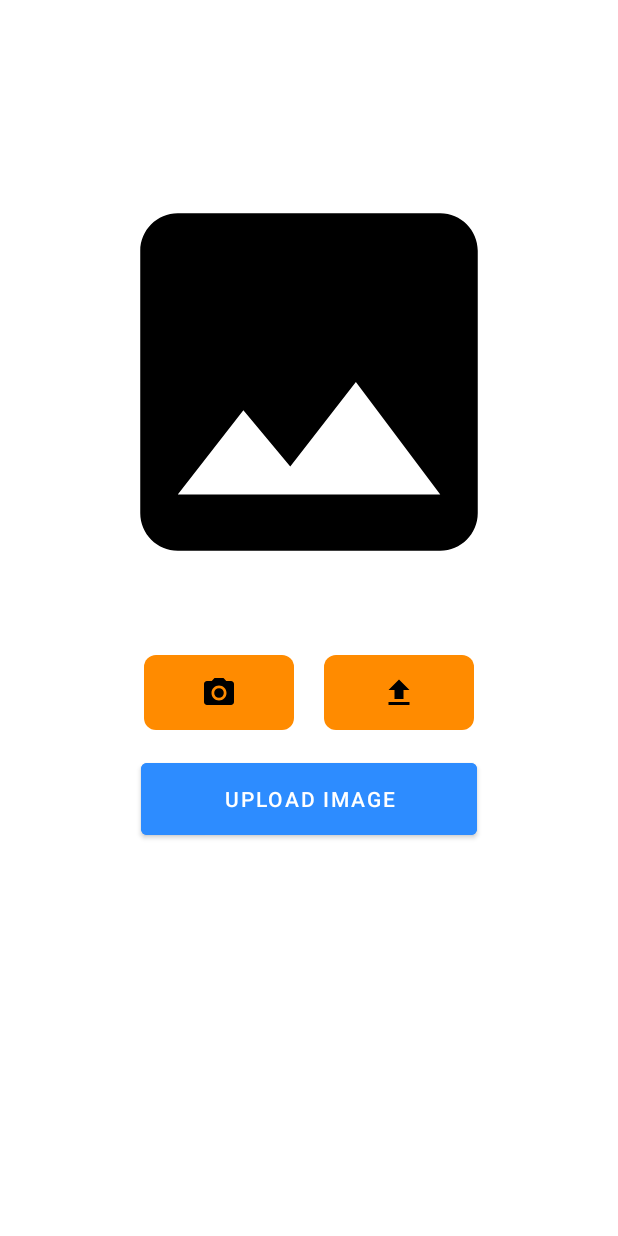
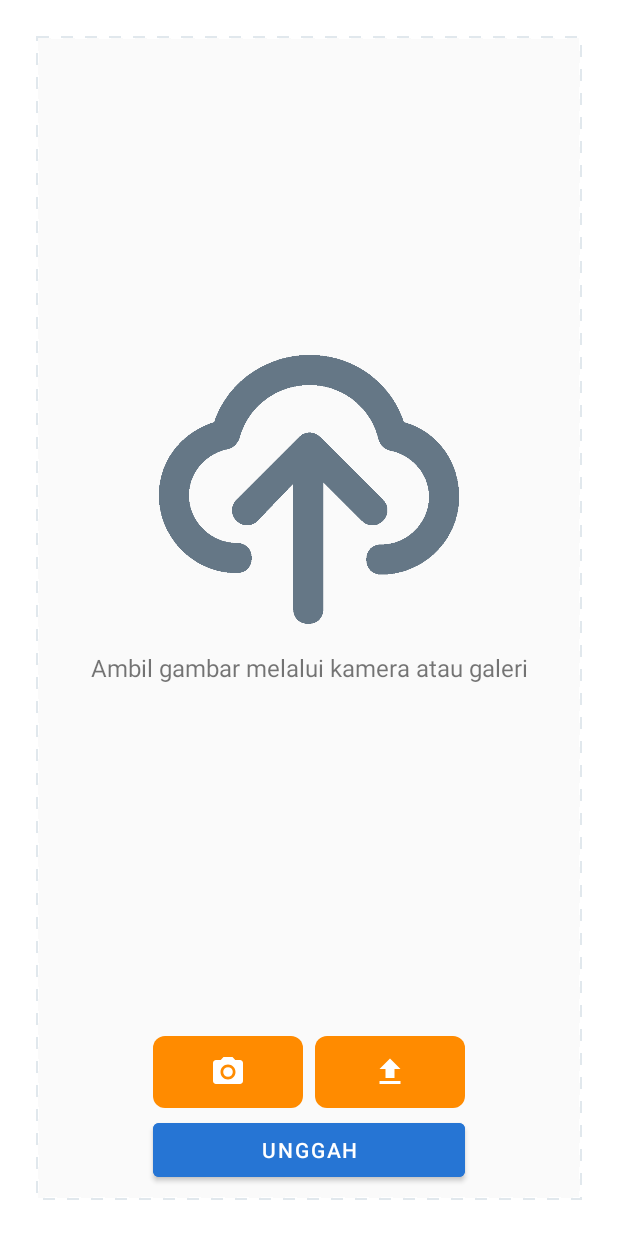
Before and after one commit to travens-id/bangkit-mobile-development, an Android app built with Jetpack Compose: the UploadImageActivity screen opened directly, with no data from a screen before it, on a phone screen of 412 x 824 dp. Run offline under Robolectric (Android 15) with nearby library versions, the phone set to English and light mode, and no system bars; pictures from the network do not load.

Commit message:
fix: redesign upload image, change copywriting to Indonesian

```diff
--- a/app/src/main/java/com/bangkit/travens/presentation/ui/fragment/PlaygroundFragment.kt
+++ b/app/src/main/java/com/bangkit/travens/presentation/ui/fragment/PlaygroundFragment.kt
@@ -50,7 +50,7 @@ fun PlaygroundFragment() {
             ) {
                 Spacer(modifier = Modifier.padding(16.dp))
                 Text(
-                    text = "LANDMARK DETECTION",
+                    text = "DETEKSI LANDMARK",
                     fontWeight = FontWeight.Bold,
                     textAlign = TextAlign.Center,
                     fontSize = 18.sp
@@ -58,7 +58,7 @@ fun PlaygroundFragment() {
                 Spacer(modifier = Modifier.padding(16.dp))
                 Text(
                     modifier = Modifier.padding(horizontal = 48.dp),
-                    text = "Pick a picture from your gallery or take a photo directly from camera, get the detail and several information about that landmark",
+                    text = "Ambil gambar melalui kamera atau galeri, unggah dan dapatkan hasil mengenai objek yang tertera pada gambar",
                     textAlign = TextAlign.Center,
                     fontSize = 14.sp,
                     color = Link
@@ -70,7 +70,7 @@ fun PlaygroundFragment() {
                     },
                     colors = ButtonDefaults.buttonColors(Primary60)
                 ) {
-                    Text(text = "GET STARTED", color = Color.White)
+                    Text(text = "MULAI", color = Color.White)
 
                 }
                 Spacer(modifier = Modifier.padding(64.dp))
--- a/app/src/main/java/com/bangkit/travens/presentation/ui/upload/UploadImageActivity.kt
+++ b/app/src/main/java/com/bangkit/travens/presentation/ui/upload/UploadImageActivity.kt
@@ -8,6 +8,7 @@ import android.graphics.BitmapFactory
 import android.net.Uri
 import android.os.Bundle
 import android.provider.MediaStore
+import android.view.View
 import android.widget.Toast
 import androidx.activity.result.contract.ActivityResultContracts
 import androidx.appcompat.app.AppCompatActivity
@@ -95,6 +96,8 @@ class UploadImageActivity : AppCompatActivity() {
             getFile = myFile
 
             binding.uploadImg.setImageURI(selectedImg)
+            binding.placeholderImg.visibility = View.GONE
+            binding.uploadImg.visibility = View.VISIBLE
         }
     }
 
@@ -123,6 +126,8 @@ class UploadImageActivity : AppCompatActivity() {
 
             val result = BitmapFactory.decodeFile(getFile?.path)
             binding.uploadImg.setImageBitmap(result)
+            binding.placeholderImg.visibility = View.GONE
+            binding.uploadImg.visibility = View.VISIBLE
         }
     }
 
--- /dev/null
+++ b/app/src/main/res/drawable/dashed_line.xml
@@ -0,0 +1,12 @@
+<?xml version="1.0" encoding="utf-8"?>
+<layer-list xmlns:android="http://schemas.android.com/apk/res/android">
+    <item>
+        <shape android:shape="rectangle">
+            <stroke
+                android:color="#FFE1E8ED"
+                android:dashWidth="8dp"
+                android:dashGap="8dp"
+                android:width="1dp"/>
+        </shape>
+    </item>
+</layer-list>
--- a/app/src/main/res/layout/activity_destination_detail.xml
+++ b/app/src/main/res/layout/activity_destination_detail.xml
@@ -188,7 +188,7 @@
                     android:layout_height="wrap_content"
                     android:layout_marginTop="8dp"
                     android:paddingBottom="8dp"
-                    android:text="@string/description"
+                    android:text="@string/deskripsi"
                     android:textAlignment="center"
                     android:textAllCaps="true"
                     android:textSize="14sp"
--- a/app/src/main/res/layout/activity_detection_result.xml
+++ b/app/src/main/res/layout/activity_detection_result.xml
@@ -24,7 +24,7 @@
         android:layout_width="wrap_content"
         android:layout_height="wrap_content"
         android:layout_marginTop="12dp"
-        android:text="@string/the_object_is"
+        android:text="@string/objek_terdeteksi_adalah"
         app:layout_constraintEnd_toEndOf="parent"
         app:layout_constraintStart_toStartOf="parent"
         app:layout_constraintTop_toBottomOf="@+id/objectImg" />
@@ -49,7 +49,7 @@
         android:layout_height="50dp"
         android:layout_marginTop="8dp"
         android:backgroundTint="@color/primary_60"
-        android:text="@string/see_detail"
+        android:text="@string/lihat_detail"
         app:layout_constraintEnd_toEndOf="parent"
         app:layout_constraintStart_toStartOf="parent"
         app:layout_constraintTop_toBottomOf="@+id/destinationName" />
--- a/app/src/main/res/layout/activity_upload_image.xml
+++ b/app/src/main/res/layout/activity_upload_image.xml
@@ -6,54 +6,114 @@
     android:layout_height="match_parent"
     tools:context=".presentation.ui.upload.UploadImageActivity">
 
+    <androidx.constraintlayout.widget.ConstraintLayout
+        android:layout_width="match_parent"
+        android:layout_height="match_parent"
+        android:layout_margin="24dp"
+        android:background="@drawable/dashed_line"
+        app:layout_constraintTop_toTopOf="parent"
+        app:layout_constraintStart_toStartOf="parent"
+        app:layout_constraintEnd_toEndOf="parent"
+        app:layout_constraintBottom_toBottomOf="parent">
+
+        <androidx.constraintlayout.widget.ConstraintLayout
+            android:layout_width="match_parent"
+            android:layout_height="match_parent"
+            android:layout_margin="1dp"
+            android:background="@drawable/dashed_line"
+            android:backgroundTint="@color/grey"
+            app:layout_constraintTop_toTopOf="parent"
+            app:layout_constraintStart_toStartOf="parent"
+            app:layout_constraintEnd_toEndOf="parent"
+            app:layout_constraintBottom_toBottomOf="parent">
+
             <ImageView
-        android:id="@+id/uploadImg"
-        android:layout_width="300dp"
-        android:layout_height="300dp"
-        android:src="@drawable/ic_placeholder"
+                android:id="@+id/placeholderImg"
+                android:layout_width="200dp"
+                android:layout_height="200dp"
+                android:scaleType="centerInside"
+                android:src="@drawable/ic_upload_cloud"
                 app:layout_constraintBottom_toBottomOf="parent"
                 app:layout_constraintEnd_toEndOf="parent"
                 app:layout_constraintHorizontal_bias="0.5"
                 app:layout_constraintStart_toStartOf="parent"
                 app:layout_constraintTop_toTopOf="parent"
-        app:layout_constraintVertical_bias="0.2"
-        android:contentDescription="@string/preview_for_image_to_upload"/>
+                app:layout_constraintVertical_bias="0.35"
+                android:contentDescription="@string/preview_for_image_to_upload"
+                app:tint="@color/link" />
+
+            <TextView
+                android:layout_width="match_parent"
+                android:layout_height="wrap_content"
+                android:layout_marginTop="8dp"
+                android:gravity="center"
+                android:text="@string/ambil_gambar_melalui_kamera_atau_galeri"
+                android:textAlignment="center"
+                android:textSize="16sp"
+                app:layout_constraintEnd_toEndOf="parent"
+                app:layout_constraintStart_toStartOf="parent"
+                app:layout_constraintTop_toBottomOf="@+id/placeholderImg" />
+
+            <ImageView
+                android:id="@+id/uploadImg"
+                android:layout_width="match_parent"
+                android:layout_height="550dp"
+                android:layout_marginStart="8dp"
+                android:layout_marginTop="16dp"
+                android:layout_marginEnd="8dp"
+                android:layout_marginBottom="16dp"
+                android:paddingTop="8dp"
+                android:paddingBottom="8dp"
+                android:contentDescription="@string/preview_for_image_to_upload"
+                android:scaleType="centerCrop"
+                android:src="@drawable/ic_upload_cloud"
+                android:visibility="invisible"
+                app:layout_constraintBottom_toTopOf="@+id/cameraBtn"
+                app:layout_constraintEnd_toEndOf="parent"
+                app:layout_constraintHorizontal_bias="0.5"
+                app:layout_constraintStart_toStartOf="parent"
+                app:layout_constraintTop_toTopOf="parent" />
 
             <ImageButton
                 android:id="@+id/cameraBtn"
                 android:layout_width="100dp"
-        android:layout_height="50dp"
-        android:layout_marginStart="40dp"
-        android:layout_marginTop="32dp"
-        android:src="@drawable/ic_camera"
+                android:layout_height="48dp"
+                android:layout_marginBottom="4dp"
                 android:background="@drawable/rounded_corner"
                 android:backgroundTint="@color/secondary"
-        app:layout_constraintStart_toStartOf="@+id/uploadImg"
-        app:layout_constraintTop_toBottomOf="@+id/uploadImg"
-        android:contentDescription="@string/camera_button_icon"/>
+                android:contentDescription="@string/camera_button_icon"
+                android:src="@drawable/ic_camera"
+                app:layout_constraintBottom_toTopOf="@+id/uploadBtn"
+                app:layout_constraintStart_toStartOf="@+id/uploadBtn"
+                app:tint="@color/white" />
 
             <ImageButton
                 android:id="@+id/galleryBtn"
                 android:layout_width="100dp"
-        android:layout_height="50dp"
-        android:layout_marginTop="32dp"
-        android:layout_marginEnd="40dp"
-        android:src="@drawable/ic_gallery"
+                android:layout_height="48dp"
+                android:layout_marginBottom="4dp"
                 android:background="@drawable/rounded_corner"
                 android:backgroundTint="@color/secondary"
-        app:layout_constraintEnd_toEndOf="@+id/uploadImg"
-        app:layout_constraintTop_toBottomOf="@+id/uploadImg"
-        android:contentDescription="@string/gallery_button_icon"/>
+                android:contentDescription="@string/gallery_button_icon"
+                android:src="@drawable/ic_gallery"
+                app:layout_constraintBottom_toTopOf="@+id/uploadBtn"
+                app:layout_constraintEnd_toEndOf="@+id/uploadBtn"
+                app:tint="@color/white" />
 
             <Button
                 android:id="@+id/uploadBtn"
-        android:layout_width="224dp"
-        android:layout_height="60dp"
-        android:layout_marginTop="16dp"
-        android:backgroundTint="@color/blue"
-        android:text="@string/upload_image"
-        app:layout_constraintEnd_toEndOf="@+id/galleryBtn"
-        app:layout_constraintStart_toStartOf="@+id/cameraBtn"
-        app:layout_constraintTop_toBottomOf="@+id/cameraBtn" />
+                android:layout_width="208dp"
+                android:layout_height="48dp"
+                android:layout_marginBottom="8dp"
+                android:backgroundTint="@color/primary_60"
+                android:text="@string/unggah"
+                app:layout_constraintBottom_toBottomOf="parent"
+                app:layout_constraintEnd_toEndOf="parent"
+                app:layout_constraintStart_toStartOf="parent" />
+        </androidx.constraintlayout.widget.ConstraintLayout>
 
     </androidx.constraintlayout.widget.ConstraintLayout>
+
+
+
+</androidx.constraintlayout.widget.ConstraintLayout>
--- a/app/src/main/res/values/colors.xml
+++ b/app/src/main/res/values/colors.xml
@@ -12,4 +12,6 @@
     <color name="transparent_blue">#4D797E83</color>
     <color name="primary_60">#FF2675D4</color>
     <color name="secondary">#FFFF8B00</color>
+    <color name="grey">#FAFAFA</color>
+    <color name="link">#FF657786</color>
 </resources>
--- a/app/src/main/res/values/strings.xml
+++ b/app/src/main/res/values/strings.xml
@@ -64,4 +64,10 @@
     <string name="location_icon">location icon</string>
     <string name="phone_icon">phone icon</string>
     <string name="clock_icon">clock icon</string>
+    <string name="take_a_picture_or_pick_file_from_gallery">Take a picture or pick file from gallery</string>
+    <string name="ambil_gambar_melalui_kamera_atau_galeri">Ambil gambar melalui kamera atau galeri</string>
+    <string name="unggah">Unggah</string>
+    <string name="deskripsi">Deskripsi</string>
+    <string name="objek_terdeteksi_adalah">Objek terdeteksi adalah</string>
+    <string name="lihat_detail">Lihat detail</string>
 </resources>
```
Also changed, not shown: app/src/main/res/drawable/ic_upload_cloud.png (added). Lines whose indentation alone changed are shown as unchanged.
